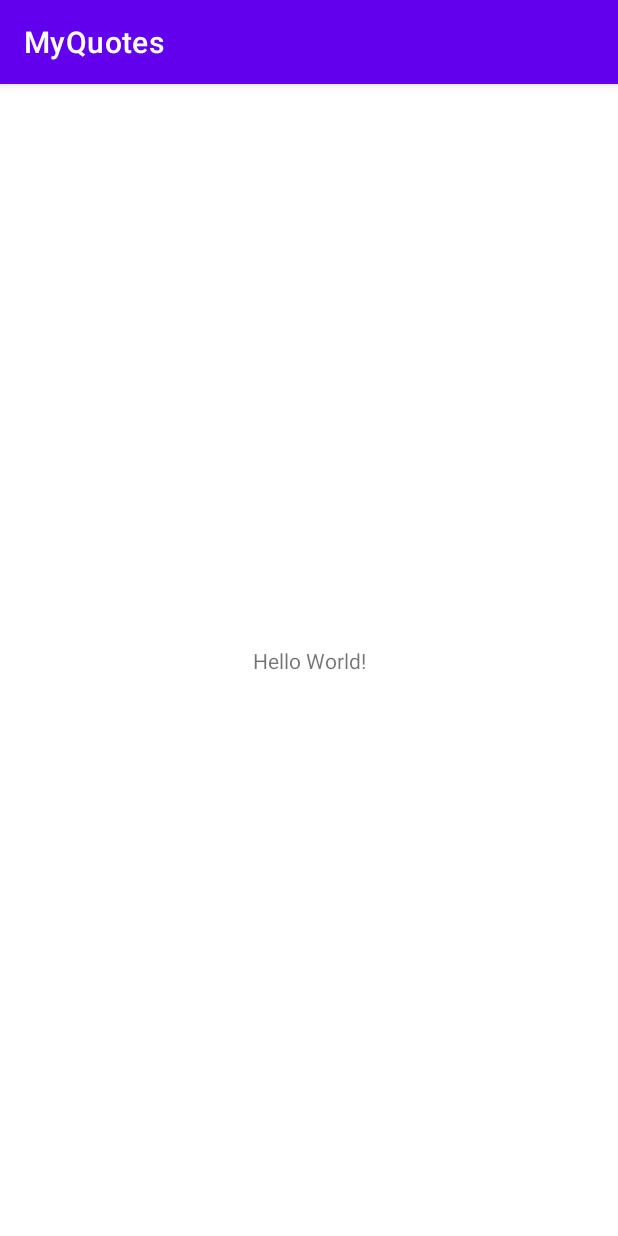
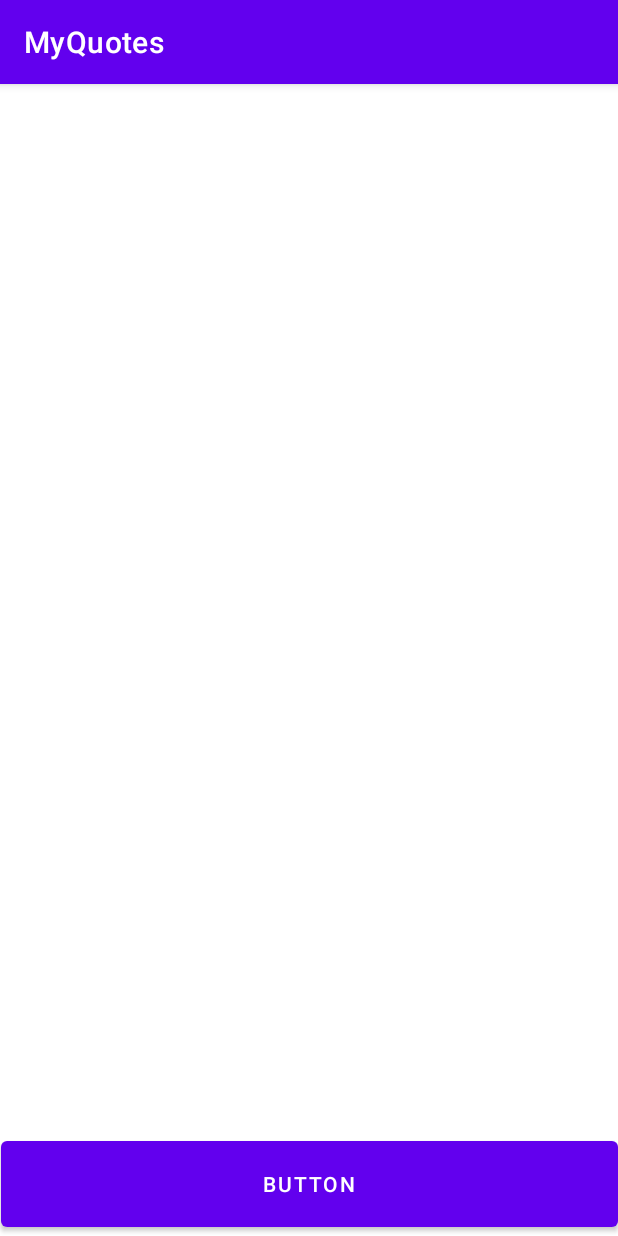
Before and after one commit to Kagiri11/myQuotes, an Android app: the screen it shows after launch (MainActivity), on a phone screen of 412 x 824 dp. Run offline under Robolectric (Android 15) with nearby library versions, the phone set to English and light mode, and no system bars; our stand-ins replace data binding.

Commit message:
Added navigation

```diff
--- a/app/build.gradle
+++ b/app/build.gradle
@@ -37,6 +37,8 @@ android {
 
 dependencies {
 
+    implementation 'androidx.navigation:navigation-fragment-ktx:2.3.5'
+    implementation 'androidx.navigation:navigation-ui-ktx:2.3.5'
     def room_version = "2.3.0"
 
     implementation "androidx.room:room-runtime:$room_version"
--- /dev/null
+++ b/app/src/main/java/com/example/myquotes/ui/adapters/QuotesAdapter.kt
@@ -0,0 +1,4 @@
+package com.example.myquotes.ui.adapters
+
+class QuotesAdapter {
+}
--- /dev/null
+++ b/app/src/main/java/com/example/myquotes/ui/fragments/QuoteViewModel.kt
@@ -0,0 +1,13 @@
+package com.example.myquotes.ui.fragments
+
+import androidx.lifecycle.LiveData
+import androidx.lifecycle.MutableLiveData
+import androidx.lifecycle.ViewModel
+import com.example.myquotes.models.Quote
+
+class QuoteViewModel  : ViewModel(){
+    //the quote to be shown
+    private var _quote = MutableLiveData<Quote>()
+    val quote : LiveData<Quote> = _quote
+
+}
--- a/app/src/main/res/layout/activity_main.xml
+++ b/app/src/main/res/layout/activity_main.xml
@@ -1,18 +1,17 @@
 <?xml version="1.0" encoding="utf-8"?>
-<androidx.constraintlayout.widget.ConstraintLayout xmlns:android="http://schemas.android.com/apk/res/android"
+<FrameLayout xmlns:android="http://schemas.android.com/apk/res/android"
     xmlns:app="http://schemas.android.com/apk/res-auto"
     xmlns:tools="http://schemas.android.com/tools"
     android:layout_width="match_parent"
     android:layout_height="match_parent"
     tools:context=".ui.activities.MainActivity">
 
-    <TextView
-        android:layout_width="wrap_content"
-        android:layout_height="wrap_content"
-        android:text="Hello World!"
-        app:layout_constraintBottom_toBottomOf="parent"
-        app:layout_constraintLeft_toLeftOf="parent"
-        app:layout_constraintRight_toRightOf="parent"
-        app:layout_constraintTop_toTopOf="parent" />
+    <fragment
+        android:id="@+id/nav_host_fragment"
+        android:layout_width="match_parent"
+        android:layout_height="match_parent"
+        android:name="androidx.navigation.fragment.NavHostFragment"
+        app:defaultNavHost="true"
+        app:navGraph="@navigation/app_nav"/>
 
-</androidx.constraintlayout.widget.ConstraintLayout>
+</FrameLayout>
--- a/app/src/main/res/layout/fragment_quote.xml
+++ b/app/src/main/res/layout/fragment_quote.xml
@@ -1,9 +1,18 @@
 <?xml version="1.0" encoding="utf-8"?>
-<androidx.constraintlayout.widget.ConstraintLayout xmlns:android="http://schemas.android.com/apk/res/android"
+<layout xmlns:android="http://schemas.android.com/apk/res/android"
     xmlns:tools="http://schemas.android.com/tools"
+    xmlns:app="http://schemas.android.com/apk/res-auto">
+
+    <data>
+        <variable
+            name="quoteViewModel"
+            type="com.example.myquotes.ui.fragments.QuoteViewModel" />
+
+    </data>
+
+    <androidx.constraintlayout.widget.ConstraintLayout
         android:layout_width="match_parent"
         android:layout_height="match_parent"
-    xmlns:app="http://schemas.android.com/apk/res-auto"
         tools:context=".ui.fragments.QuoteFragment">
 
         <TextView
@@ -15,7 +24,7 @@
             app:layout_constraintEnd_toEndOf="parent"
             tools:textSize="22sp"
             app:layout_constraintTop_toTopOf="parent"
-        app:layout_constraintBottom_toBottomOf="parent"/>
+            app:layout_constraintBottom_toBottomOf="parent" />
 
         <TextView
             android:layout_width="wrap_content"
@@ -26,8 +35,7 @@
             app:layout_constraintStart_toStartOf="parent"
             app:layout_constraintEnd_toEndOf="parent"
             tools:textSize="16sp"
-        android:layout_marginTop="30dp"/>
-
+            android:layout_marginTop="30dp" />
 
 
         <Button
@@ -39,3 +47,4 @@
             app:layout_constraintEnd_toEndOf="parent"
             app:layout_constraintStart_toStartOf="parent" />
     </androidx.constraintlayout.widget.ConstraintLayout>
+</layout>
--- /dev/null
+++ b/app/src/main/res/navigation/app_nav.xml
@@ -0,0 +1,26 @@
+<?xml version="1.0" encoding="utf-8"?>
+<navigation xmlns:android="http://schemas.android.com/apk/res/android"
+    xmlns:app="http://schemas.android.com/apk/res-auto"
+    xmlns:tools="http://schemas.android.com/tools"
+    android:id="@+id/app_nav"
+    app:startDestination="@id/quoteFragment">
+
+    <fragment
+        android:id="@+id/quoteFragment"
+        android:name="com.example.myquotes.ui.fragments.QuoteFragment"
+        android:label="fragment_quote"
+        tools:layout="@layout/fragment_quote" >
+        <action
+            android:id="@+id/action_quoteFragment_to_myQuotesFragment"
+            app:destination="@id/myQuotesFragment" />
+    </fragment>
+    <fragment
+        android:id="@+id/myQuotesFragment"
+        android:name="com.example.myquotes.ui.fragments.MyQuotesFragment"
+        android:label="fragment_my_quotes"
+        tools:layout="@layout/fragment_my_quotes" >
+        <action
+            android:id="@+id/action_myQuotesFragment_to_quoteFragment"
+            app:destination="@id/quoteFragment" />
+    </fragment>
+</navigation>
```
Lines whose indentation alone changed are shown as unchanged.
